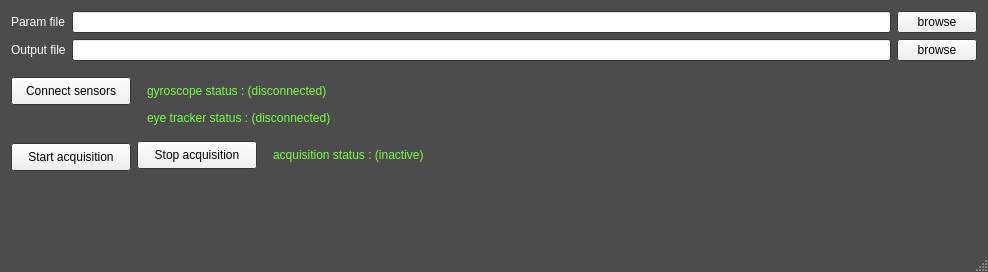
Above: SonoAssist/SonoAssist/SonoAssist.ui from LATIS-LABS-ETS/SonoAssist before the change. Below: the same form after it.
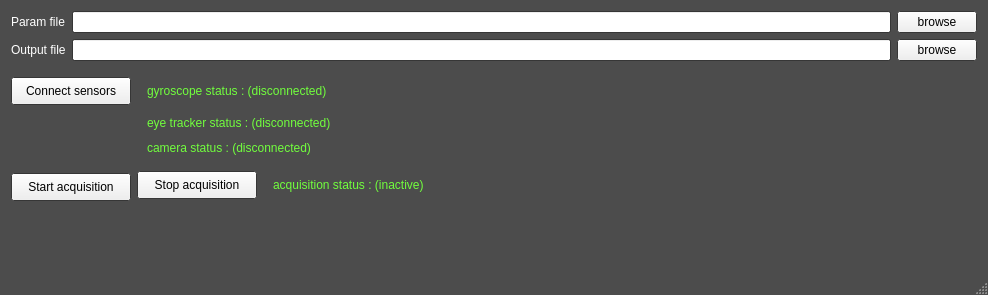
That is the form after the change.

Commit message:
Implemented intel RGBD camera
	- recording od color and depth stream
	- recording saved in .bag file

	- update the sensor device interface

What changed in the file:
```diff
--- a/SonoAssist/SonoAssist/SonoAssist.ui
+++ b/SonoAssist/SonoAssist/SonoAssist.ui
@@ -7,7 +7,7 @@
     <x>0</x>
     <y>0</y>
     <width>988</width>
-    <height>272</height>
+    <height>295</height>
    </rect>
   </property>
   <property name="maximumSize">
@@ -171,20 +171,10 @@
     </item>
     <item>
      <layout class="QGridLayout" name="gridLayout_2">
-      <item row="0" column="0">
-       <widget class="QPushButton" name="sensor_connect_button">
-        <property name="minimumSize">
-         <size>
-          <width>120</width>
-          <height>28</height>
-         </size>
-        </property>
-        <property name="text">
-         <string>Connect sensors</string>
-        </property>
-       </widget>
+      <item row="0" column="2">
+       <layout class="QVBoxLayout" name="verticalLayout_2"/>
       </item>
-      <item row="1" column="4">
+      <item row="2" column="4">
        <widget class="QLabel" name="eye_tracker_status_label">
         <property name="palette">
          <palette>
@@ -228,8 +218,49 @@
         </property>
        </widget>
       </item>
-      <item row="0" column="2">
-       <layout class="QVBoxLayout" name="verticalLayout_2"/>
+      <item row="4" column="4">
+       <widget class="QLabel" name="camera_status_label">
+        <property name="palette">
+         <palette>
+          <active>
+           <colorrole role="WindowText">
+            <brush brushstyle="SolidPattern">
+             <color alpha="255">
+              <red>113</red>
+              <green>255</green>
+              <blue>61</blue>
+             </color>
+            </brush>
+           </colorrole>
+          </active>
+          <inactive>
+           <colorrole role="WindowText">
+            <brush brushstyle="SolidPattern">
+             <color alpha="255">
+              <red>113</red>
+              <green>255</green>
+              <blue>61</blue>
+             </color>
+            </brush>
+           </colorrole>
+          </inactive>
+          <disabled>
+           <colorrole role="WindowText">
+            <brush brushstyle="SolidPattern">
+             <color alpha="255">
+              <red>120</red>
+              <green>120</green>
+              <blue>120</blue>
+             </color>
+            </brush>
+           </colorrole>
+          </disabled>
+         </palette>
+        </property>
+        <property name="text">
+         <string>camera status : (disconnected)</string>
+        </property>
+       </widget>
       </item>
       <item row="0" column="5">
        <spacer name="spacer">
@@ -304,6 +335,51 @@
         </property>
        </spacer>
       </item>
+      <item row="0" column="0">
+       <widget class="QPushButton" name="sensor_connect_button">
+        <property name="minimumSize">
+         <size>
+          <width>120</width>
+          <height>28</height>
+         </size>
+        </property>
+        <property name="text">
+         <string>Connect sensors</string>
+        </property>
+       </widget>
+      </item>
+      <item row="1" column="4">
+       <spacer name="verticalSpacer_4">
+        <property name="orientation">
+         <enum>Qt::Vertical</enum>
+        </property>
+        <property name="sizeType">
+         <enum>QSizePolicy::Fixed</enum>
+        </property>
+        <property name="sizeHint" stdset="0">
+         <size>
+          <width>20</width>
+          <height>5</height>
+         </size>
+        </property>
+       </spacer>
+      </item>
+      <item row="3" column="4">
+       <spacer name="verticalSpacer_5">
+        <property name="orientation">
+         <enum>Qt::Vertical</enum>
+        </property>
+        <property name="sizeType">
+         <enum>QSizePolicy::Fixed</enum>
+        </property>
+        <property name="sizeHint" stdset="0">
+         <size>
+          <width>20</width>
+          <height>5</height>
+         </size>
+        </property>
+       </spacer>
+      </item>
      </layout>
     </item>
     <item>
```
The commit also changes 12 other files.
